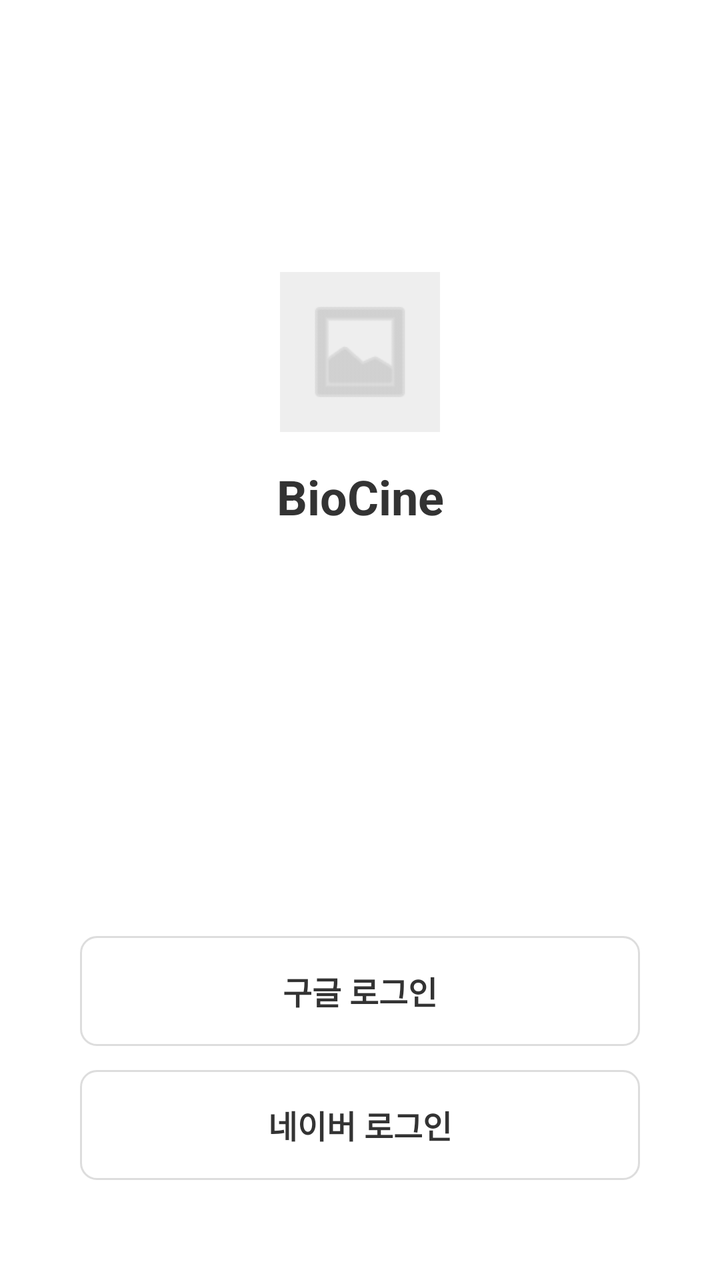
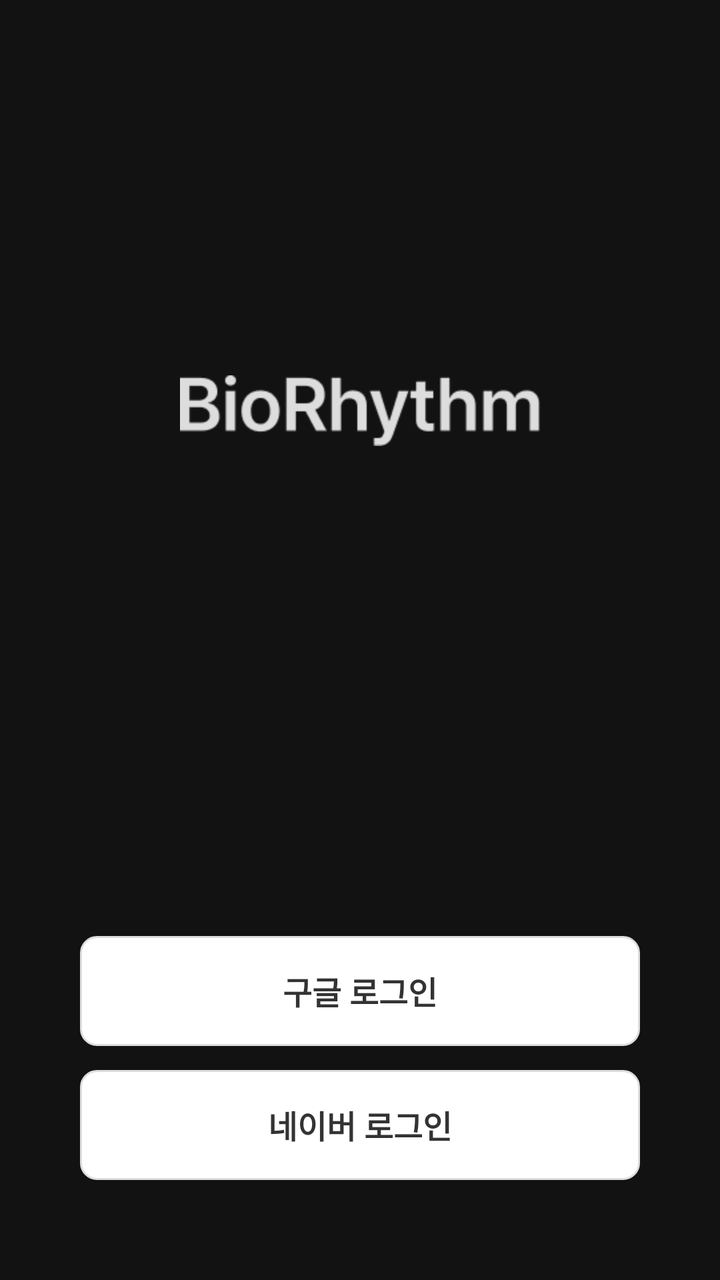

An Android layout rendered at two revisions. The XML below is the earlier revision; the diff shows what the commit changed to produce the second picture.
<!-- AndroidManifest.xml: application theme Theme.LMHYMVandroid -->
<!-- res/layout/activity_login.xml -->
<?xml version="1.0" encoding="utf-8"?>
<androidx.constraintlayout.widget.ConstraintLayout
    xmlns:android="http://schemas.android.com/apk/res/android"
    xmlns:app="http://schemas.android.com/apk/res-auto"
    xmlns:tools="http://schemas.android.com/tools"
    android:layout_width="match_parent"
    android:layout_height="match_parent"
    android:background="#FFFFFF"
    tools:context=".Activity.LoginActivity">

    <LinearLayout
        android:id="@+id/logo_container"
        android:layout_width="wrap_content"
        android:layout_height="wrap_content"
        android:gravity="center"
        android:orientation="vertical"
        app:layout_constraintBottom_toTopOf="@+id/button_container"
        app:layout_constraintEnd_toEndOf="parent"
        app:layout_constraintStart_toStartOf="parent"
        app:layout_constraintTop_toTopOf="parent"
        app:layout_constraintVertical_bias="0.4">

        <ImageView
            android:id="@+id/logo_image"
            android:layout_width="80dp"
            android:layout_height="80dp"
            android:background="#EEEEEE"
            android:contentDescription="Logo"
            android:padding="10dp"
            app:srcCompat="@android:drawable/ic_menu_gallery"
            app:tint="#BDBDBD"/>

        <TextView
            android:id="@+id/logo_text"
            android:layout_width="wrap_content"
            android:layout_height="wrap_content"
            android:layout_marginTop="16dp"
            android:text="BioCine"
            android:textColor="#333333"
            android:textSize="24sp"
            android:textStyle="bold" />
    </LinearLayout>

    <LinearLayout
        android:id="@+id/button_container"
        android:layout_width="match_parent"
        android:layout_height="wrap_content"
        android:orientation="vertical"
        android:paddingHorizontal="40dp"
        android:layout_marginBottom="50dp"
        app:layout_constraintBottom_toBottomOf="parent"
        app:layout_constraintEnd_toEndOf="parent"
        app:layout_constraintStart_toStartOf="parent">

        <androidx.appcompat.widget.AppCompatButton
            android:id="@+id/sign_in_button"
            android:layout_width="match_parent"
            android:layout_height="55dp"
            android:layout_marginBottom="12dp"
            android:background="@drawable/bg_login_button"
            android:text="구글 로그인"
            android:textColor="#333333"
            android:textSize="16sp"
            android:textStyle="bold"
            android:stateListAnimator="@null" />

        <androidx.appcompat.widget.AppCompatButton
            android:id="@+id/button_naver_login"
            android:layout_width="match_parent"
            android:layout_height="55dp"
            android:background="@drawable/bg_login_button"
            android:text="네이버 로그인"
            android:textColor="#333333"
            android:textSize="16sp"
            android:textStyle="bold"
            android:stateListAnimator="@null" />

    </LinearLayout>

</androidx.constraintlayout.widget.ConstraintLayout>
<!-- resources referenced by this layout -->
<resources>
  <!-- drawable bg_login_button (drawable) -->
  <?xml version="1.0" encoding="utf-8"?>
  <shape xmlns:android="http://schemas.android.com/apk/res/android">
      <solid android:color="#FFFFFF" />
  
      <stroke
          android:width="1dp"
          android:color="#DDDDDD" />
  
      <corners android:radius="8dp" />
  </shape>
  <style name="Theme.LMHYMVandroid" parent="Theme.Material3.Light.NoActionBar">
      </style>
</resources>

<!-- the commit's change to res/layout/activity_login.xml (unified diff, before → after) -->
@@ -5,7 +5,7 @@
     xmlns:tools="http://schemas.android.com/tools"
     android:layout_width="match_parent"
     android:layout_height="match_parent"
-    android:background="#FFFFFF"
+    android:background="#121212"
     tools:context=".Activity.LoginActivity">
 
     <LinearLayout
@@ -22,23 +22,13 @@
 
         <ImageView
             android:id="@+id/logo_image"
-            android:layout_width="80dp"
-            android:layout_height="80dp"
-            android:background="#EEEEEE"
+            android:layout_width="180dp"
+            android:layout_height="180dp"
+            android:background="#121212"
             android:contentDescription="Logo"
-            android:padding="10dp"
-            app:srcCompat="@android:drawable/ic_menu_gallery"
-            app:tint="#BDBDBD"/>
+            app:srcCompat="@drawable/biorhythm_logo"
+            app:tint="#DDDDDD" />
 
-        <TextView
-            android:id="@+id/logo_text"
-            android:layout_width="wrap_content"
-            android:layout_height="wrap_content"
-            android:layout_marginTop="16dp"
-            android:text="BioCine"
-            android:textColor="#333333"
-            android:textSize="24sp"
-            android:textStyle="bold" />
     </LinearLayout>
 
     <LinearLayout
<!-- resource entries referenced after the edit -->
@@ -11,6 +11,7 @@
   
       <corners android:radius="8dp" />
   </shape>
+  <!-- drawable biorhythm_logo: png bitmap (drawable, 3505 bytes) -->
   <style name="Theme.LMHYMVandroid" parent="Theme.Material3.Light.NoActionBar">
       </style>
 </resources>
